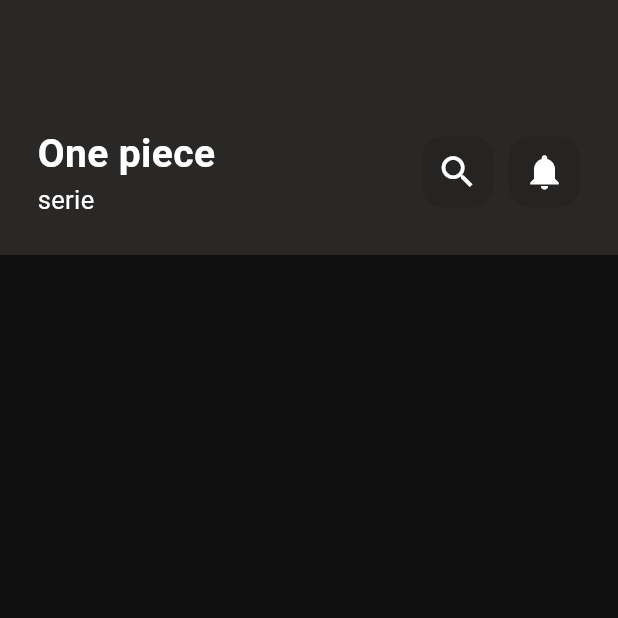
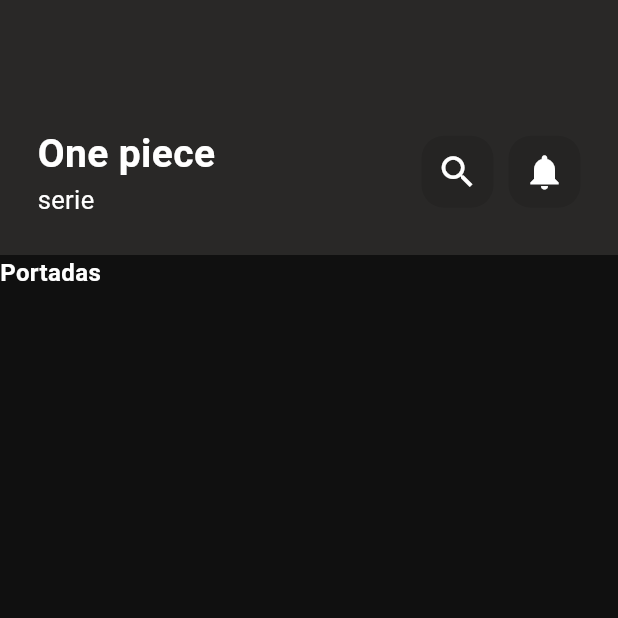
Before and after one commit to JuanCarlos92/Flutter_OnePiece, a Flutter app: the screen it shows after launch, on a phone screen of 412 x 824 dp, the top half of it. Run offline on Flutter 3.47's test engine with Material 3 defaults, Android fonts, the light colour scheme and no system bars.

Commit message:
widget expanded

```diff
--- a/onepiece/lib/src/pages/home_page.dart
+++ b/onepiece/lib/src/pages/home_page.dart
@@ -1,5 +1,6 @@
 import 'package:flutter/material.dart';
 import 'package:onepiece/src/widgets/header_widget.dart';
+import 'package:onepiece/src/widgets/list_widget.dart';
 
 class Home extends StatefulWidget {
   const Home({super.key});
@@ -15,7 +16,8 @@
       backgroundColor:  Color.fromARGB(255, 16, 16, 16),
       body: Column(
         children: <Widget>[
-          Headerwidget()
+          Headerwidget(),
+          Listpjs(),
         ],
       )
     );
--- /dev/null
+++ b/onepiece/lib/src/widgets/list_widget.dart
@@ -0,0 +1,27 @@
+import 'package:flutter/material.dart';
+
+class Listpjs extends StatefulWidget {
+  const Listpjs({super.key});
+
+  @override
+  State<Listpjs> createState() => _ListpjsState();
+}
+
+class _ListpjsState extends State<Listpjs> {
+  final tituloStyletext = const TextStyle(
+    fontSize: 16,
+    fontWeight: FontWeight.bold,
+    color: Colors.white,
+  );
+
+  @override
+  Widget build(BuildContext context) {
+    return Expanded(
+      child: ListView(
+        children: [
+          Text("Portadas", style: tituloStyletext),
+        ],
+      ),
+    );
+  }
+}
```
